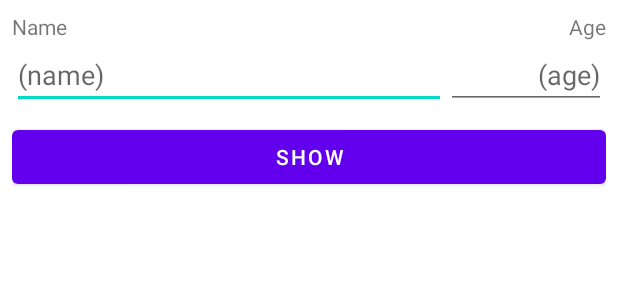
After one commit to nachom96/intents_ejemplo, an Android app: the layout main_activity.xml on its own in the app's theme, with its tools: preview values and no code run, on a phone screen of 412 x 824 dp. The commit adds this screen. Shown: the top 300 px of the screen. Run offline under Robolectric (Android 15) with nearby library versions, the phone set to English and light mode, and no system bars.

Commit message:
Parte 1
Comentada con los pasos a seguir numéricamente.

```diff
--- a/app/build.gradle
+++ b/app/build.gradle
@@ -29,6 +29,10 @@ android {
     kotlinOptions {
         jvmTarget = '1.8'
     }
+
+    buildFeatures {
+        viewBinding true
+    }
 }
 
 dependencies {
--- /dev/null
+++ b/app/src/main/res/layout/main_activity.xml
@@ -0,0 +1,65 @@
+<?xml version="1.0" encoding="utf-8"?>
+<androidx.constraintlayout.widget.ConstraintLayout xmlns:android="http://schemas.android.com/apk/res/android"
+    xmlns:app="http://schemas.android.com/apk/res-auto"
+    xmlns:tools="http://schemas.android.com/tools"
+    android:layout_width="match_parent"
+    android:layout_height="match_parent"
+    android:padding="@dimen/main_margin">
+
+    <TextView
+        android:id="@+id/lblName"
+        android:layout_width="0dp"
+        android:layout_height="wrap_content"
+        android:text="@string/main_lblName"
+        app:layout_constraintEnd_toEndOf="@id/txtName"
+        app:layout_constraintStart_toStartOf="@id/txtName"
+        app:layout_constraintTop_toTopOf="parent" />
+
+    <EditText
+        android:id="@+id/txtName"
+        android:layout_width="0dp"
+        android:layout_height="wrap_content"
+        android:hint="@string/main_txtName"
+        android:imeOptions="actionNext"
+        android:inputType="textPersonName"
+        app:layout_constraintEnd_toStartOf="@id/txtAge"
+        app:layout_constraintStart_toStartOf="parent"
+        app:layout_constraintTop_toBottomOf="@+id/lblName"
+        tools:ignore="Autofill">
+
+        <requestFocus />
+    </EditText>
+
+    <TextView
+        android:id="@+id/lblAge"
+        android:layout_width="0dp"
+        android:layout_height="wrap_content"
+        android:gravity="end"
+        android:text="@string/main_lblAge"
+        app:layout_constraintEnd_toEndOf="@id/txtAge"
+        app:layout_constraintStart_toStartOf="@id/txtAge"
+        app:layout_constraintTop_toTopOf="parent" />
+
+    <EditText
+        android:id="@+id/txtAge"
+        android:layout_width="wrap_content"
+        android:layout_height="wrap_content"
+        android:ems="@integer/main_txtAge_ems"
+        android:gravity="end"
+        android:hint="@string/main_txtAge"
+        android:imeOptions="actionDone"
+        android:inputType="number"
+        android:maxLength="3"
+        app:layout_constraintEnd_toEndOf="parent"
+        app:layout_constraintTop_toBottomOf="@+id/lblAge"
+        tools:ignore="Autofill" />
+
+    <Button
+        android:id="@+id/btnShow"
+        android:layout_width="match_parent"
+        android:layout_height="wrap_content"
+        android:layout_marginTop="@dimen/main_margin"
+        android:text="@string/main_btnShow"
+        app:layout_constraintTop_toBottomOf="@+id/txtAge" />
+
+</androidx.constraintlayout.widget.ConstraintLayout>
--- /dev/null
+++ b/app/src/main/res/values/dimens.xml
@@ -0,0 +1,4 @@
+<?xml version="1.0" encoding="utf-8"?>
+<resources>
+    <dimen name="main_margin">8dp</dimen>
+</resources>
--- /dev/null
+++ b/app/src/main/res/values/integers.xml
@@ -0,0 +1,4 @@
+<?xml version="1.0" encoding="utf-8"?>
+<resources>
+    <integer name="main_txtAge_ems">5</integer>
+</resources>
--- a/app/src/main/res/values/strings.xml
+++ b/app/src/main/res/values/strings.xml
@@ -1,3 +1,10 @@
 <resources>
     <string name="app_name">Intents ejemplo</string>
+    <string name="main_btnShow">Show</string>
+    <string name="main_txtAge">(age)</string>
+    <string name="main_lblAge">Age</string>
+    <string name="main_txtName">(name)</string>
+    <string name="main_lblName">Name</string>
+    <string name="main_invalid_age">Edad incorrecta</string>
+    <string name="main_invalid_name">Nombre incorrecto</string>
 </resources>
```
Also changed, not shown: app/src/main/java/com/example/intentsejemplo/MainActivity.kt (+88 -1 lines), app/src/main/java/com/example/intentsejemplo/utils/SoftInput.kt (added, +12 -0 lines), app/src/main/res/layout/activity_main.xml (deleted, +0 -18 lines).
